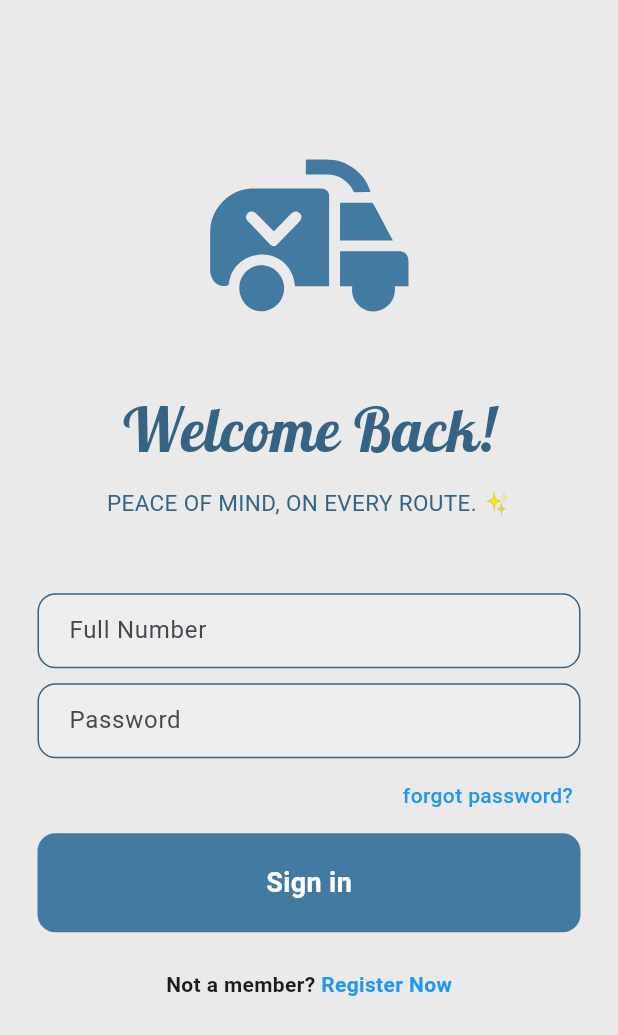
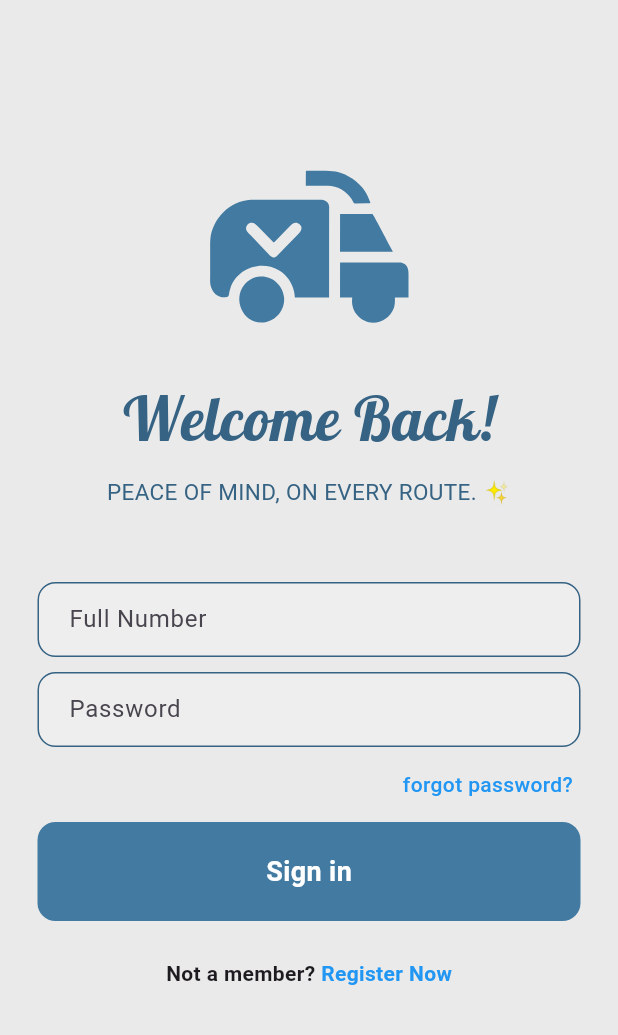
Before and after one commit to MohamedAbdelrehem/SLS-MVP_Microsoft, a Flutter app: the screen it shows after launch, on a phone screen of 412 x 824 dp. Shown: the top 1035 px of the screen. Run offline on Flutter 3.47's test engine with Material 3 defaults, Android fonts, the phone set to English and light mode, and no system bars; our stand-ins replace curved_navigation_bar, flutter_gemini, flutter_map, flutter_svg, go_router, google_fonts and 3 more; missing offline and left inert: model_viewer_plus.

Commit message:
Update SizedBox height in LoginViewBody

```diff
--- a/lib/features/authentication/widgets/login_view_body.dart
+++ b/lib/features/authentication/widgets/login_view_body.dart
@@ -25,7 +25,7 @@ class LoginViewBody extends StatelessWidget {
                 color: kPrimaryColor,
               ),
 
-              SizedBox(height: 25),
+              SizedBox(height: 10),
 
               //welcome message
               Text(
```
